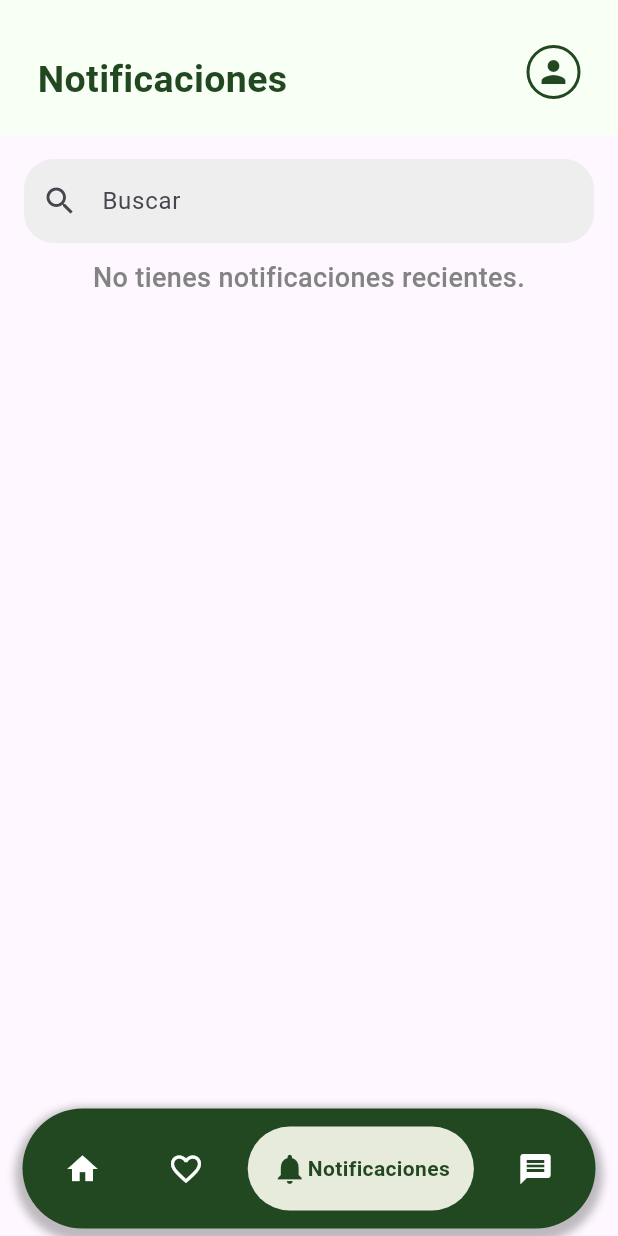
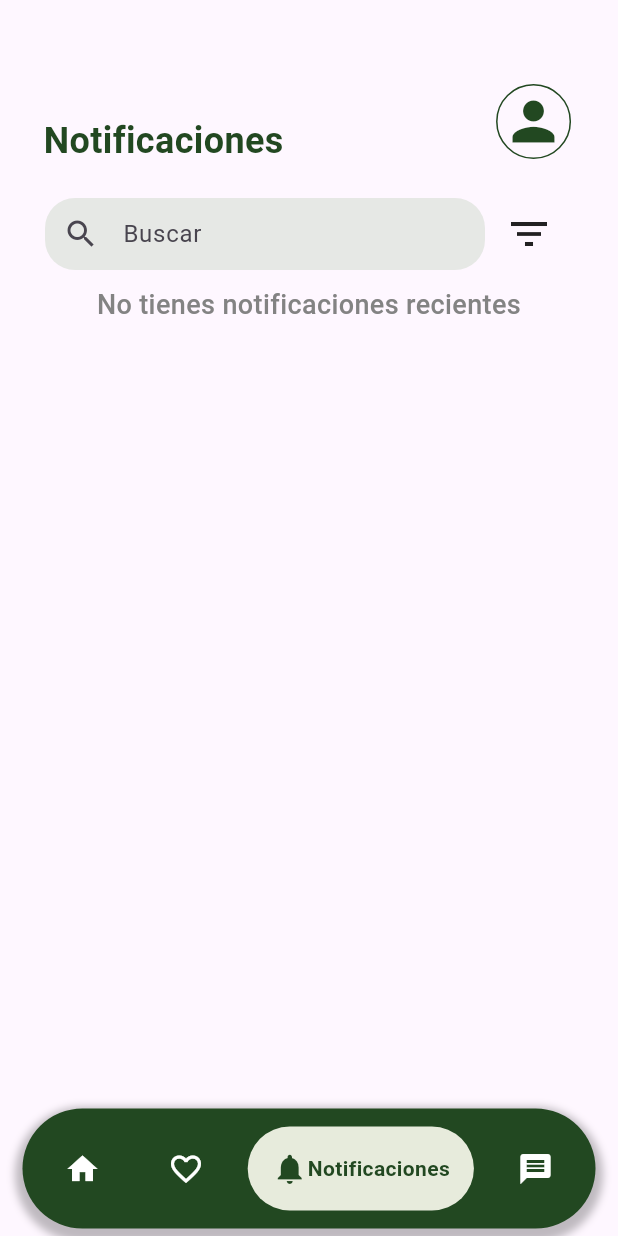
Before and after one commit to criistiiaan/TRADEUTP, a Flutter app: the screen it shows after launch, item 3 of the bottom bar chosen, on a phone screen of 412 x 824 dp. Run offline on Flutter 3.47's test engine with Material 3 defaults, Android fonts, the phone set to English and light mode, and no system bars; drawn by our look-alikes of google_nav_bar; our stand-ins replace fluttertoast, image_picker, sqflite; accounts and stored records are empty.

Commit message:
app/bar y el buscador

```diff
--- a/lib/screen/notification_page.dart
+++ b/lib/screen/notification_page.dart
@@ -1,6 +1,6 @@
 
 import 'package:flutter/material.dart';
-
+import '../asset/colors.dart';
 class NotificationPage extends StatefulWidget {
   const NotificationPage({super.key});
 
@@ -12,69 +12,88 @@ class _NotificationPageState extends State<NotificationPage> {
    @override
   Widget build(BuildContext context) {
     return Scaffold(
-      appBar: PreferredSize(
-          preferredSize: Size.fromHeight(90.0), // Set the height you want
-          child: AppBar(
-            backgroundColor: Color.fromARGB(255, 248, 255, 245),
-            iconTheme: IconThemeData(color: Color.fromARGB(255, 235, 253, 228)),
-            flexibleSpace: FlexibleSpaceBar(
-              background: Stack(
+      body: Column(children: [
+        Container(
+          margin: const EdgeInsets.only(left: 29, right: 20, top: 30),
+          child: Row(
             children: [
-                  Positioned(
-                    left: 25.0,
-                    top: 35.0, // Adjust this value to move the text up or down
+              Expanded(
+                flex: 8,
+                child: Container(
+                  margin: const EdgeInsets.only(top: 26),
                   child: Text(
-                      'Notificaciones',
+                    "Notificaciones",
                     style: TextStyle(
-                        color: Color.fromARGB(255, 34, 72, 33),
+                      fontSize: 24,
+                      color: colormainColor,
                       fontWeight: FontWeight.bold,
-                        fontSize: 25,
-                      ),
-                    ),
-                  ),
-                  Positioned(
-                    right: 25.0,
-                    top: 30.0, // Adjust this value to move the icon and circle up or down together
-                    child: Container(
-                      decoration: BoxDecoration(
-                        shape: BoxShape.circle,
-                        border: Border.all(
-                          color: Color.fromARGB(255, 34, 72, 33),
-                          width: 2.0,
-                        ),
-                      ),
-                      child: Padding(
-                        padding: const EdgeInsets.all(4.0),
-                        child: Icon(Icons.person, color: Color.fromARGB(255, 34, 72, 33)),
-                      ),
-                    ),
-                  ),
-                ],
                     ),
                   ),
                 ),
               ),
-        body: Padding(
-          padding: const EdgeInsets.all(16.0),
-          child: Column(
-            crossAxisAlignment: CrossAxisAlignment.start,
+              Expanded(
+                flex: 2,
+                child: Center(
+                  child: Padding(
+                    padding: const EdgeInsets.all(1.0),
+                    child: Container(
+                      height: 100,
+                      decoration: BoxDecoration(
+                        shape: BoxShape.circle,
+                        border: Border.all(
+                          color: colormainColor, // Color del borde
+                          width: 1.0, // Ancho del borde
+                        ),
+                      ),
+                      child: Padding(
+                        padding: const EdgeInsets.all(3), // Espaciado entre el ícono y el borde
+                        child: Icon(
+                          Icons.person,
+                          color: colormainColor,
+                          size: 42,
+                        ),
+                      ),
+                    ),
+                  ),
+                ),
+              )
+            ],
+          ),
+        ),
+        Container(
+          margin: EdgeInsets.only(left: 30, right: 30),
+          child: Row(
             children: [
-              TextField(
+              Expanded(
+                flex: 10,
+                child: TextField(
                   decoration: InputDecoration(
                     prefixIcon: Icon(Icons.search),
                     hintText: 'Buscar',
                     filled: true,
-                  fillColor: Colors.grey[200],
+                    fillColor: colorfaintColorBackground,
                     border: OutlineInputBorder(
                       borderRadius: BorderRadius.circular(20.0),
                       borderSide: BorderSide.none,
                     ),
+                    contentPadding: EdgeInsets.symmetric(vertical: 1),
+                  ),
+                ),
+              ),
+              Expanded(
+                flex: 2,
+                child: Icon(
+                  Icons.filter_list,
+                  size: 32,
+                ),
+              )
+            ],
           ),
         ),
         SizedBox(height: 10), // Espacio reducido para mover el mensaje más arriba
         Center(
           child: Text(
-                'No tienes notificaciones recientes.',
+            'No tienes notificaciones recientes',
             style: TextStyle(
               color: Color.fromARGB(255, 131, 131, 131),
               fontSize: 18, // Tamaño del texto ajustado
@@ -83,9 +102,7 @@ class _NotificationPageState extends State<NotificationPage> {
             textAlign: TextAlign.center, // Centrando el texto
           ),
         ),
-          ],
-        ),
-      ),
+      ]),
     );
   }
 }
```
Also changed, not shown: lib/screen/favorite_page.dart (+82 -48 lines), lib/screen/messages/messages_page.dart (+85 -49 lines). Lines whose indentation alone changed are shown as unchanged.
